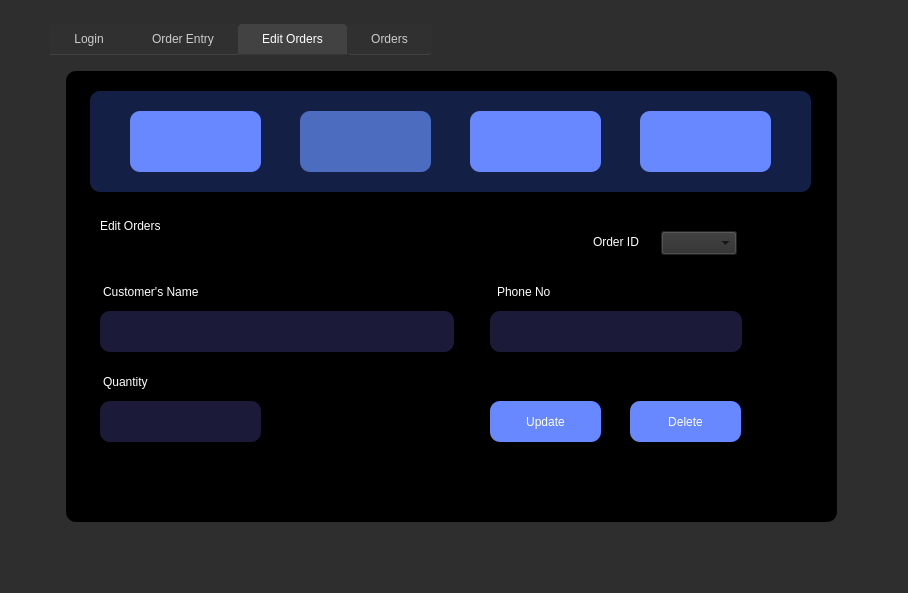
Above: assets/ui/stocking.ui from JinxSeven/retail-manager-lite before the change. Below: the same form after it.
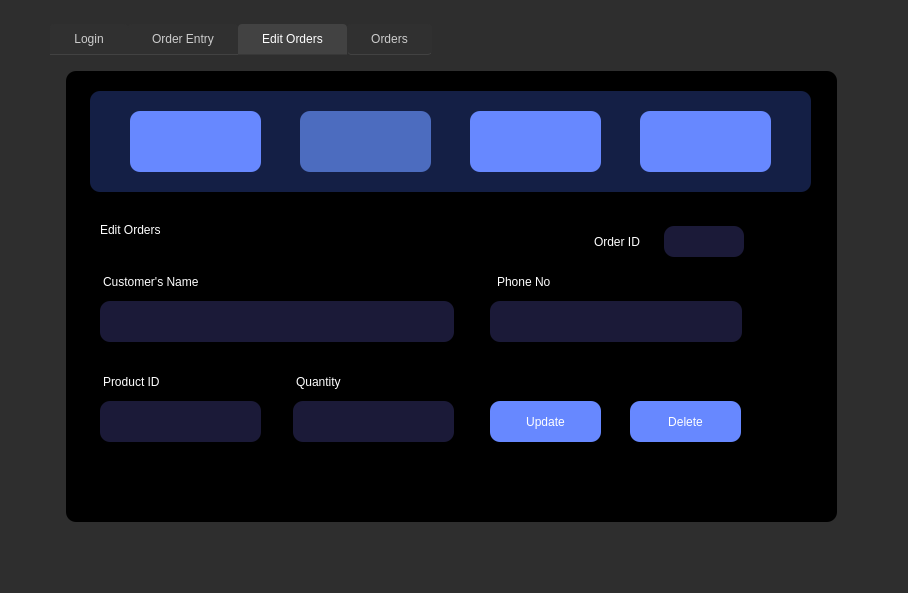
That is the form after the change. The open tabs and pages were chosen to show the change. Icons and pictures are not drawn.

Commit message: db+ui+main_update

```diff
--- a/assets/ui/stocking.ui
+++ b/assets/ui/stocking.ui
@@ -136,7 +136,7 @@
      <enum>QTabWidget::Rounded</enum>
     </property>
     <property name="currentIndex">
-     <number>2</number>
+     <number>1</number>
     </property>
     <widget class="QWidget" name="tab">
      <attribute name="title">
@@ -528,7 +528,7 @@
       <property name="geometry">
        <rect>
         <x>53</x>
-        <y>220</y>
+        <y>210</y>
         <width>141</width>
         <height>41</height>
        </rect>
@@ -546,7 +546,7 @@
       <property name="geometry">
        <rect>
         <x>50</x>
-        <y>260</y>
+        <y>250</y>
         <width>355</width>
         <height>41</height>
        </rect>
@@ -586,7 +586,7 @@
        <string>Product ID</string>
       </property>
      </widget>
-     <widget class="QLineEdit" name="oe_input_3">
+     <widget class="QLineEdit" name="oe_input_32">
       <property name="geometry">
        <rect>
         <x>50</x>
@@ -613,7 +613,7 @@
       <property name="geometry">
        <rect>
         <x>447</x>
-        <y>220</y>
+        <y>210</y>
         <width>151</width>
         <height>41</height>
        </rect>
@@ -627,11 +627,11 @@
        <string>Phone No</string>
       </property>
      </widget>
-     <widget class="QLineEdit" name="oe_input_2">
+     <widget class="QLineEdit" name="oe_input_3">
       <property name="geometry">
        <rect>
         <x>440</x>
-        <y>260</y>
+        <y>250</y>
         <width>252</width>
         <height>41</height>
        </rect>
@@ -695,7 +695,7 @@
       <property name="geometry">
        <rect>
         <x>50</x>
-        <y>144</y>
+        <y>148</y>
         <width>241</width>
         <height>61</height>
        </rect>
@@ -739,7 +739,7 @@
      <widget class="QLabel" name="order_id">
       <property name="geometry">
        <rect>
-        <x>617</x>
+        <x>626</x>
         <y>181</y>
         <width>61</width>
         <height>21</height>
@@ -751,7 +751,7 @@
 color: red</string>
       </property>
       <property name="text">
-       <string>4526</string>
+       <string/>
       </property>
      </widget>
      <widget class="QPushButton" name="oe_button_2">
@@ -784,7 +784,7 @@
      <widget class="QLabel" name="order_id_2">
       <property name="geometry">
        <rect>
-        <x>543</x>
+        <x>544</x>
         <y>180</y>
         <width>71</width>
         <height>21</height>
@@ -1007,14 +1007,14 @@
 color: white</string>
       </property>
       <property name="text">
-       <string>Quantity</string>
+       <string>Product ID</string>
       </property>
      </widget>
      <widget class="QLabel" name="eo_instruction_3">
       <property name="geometry">
        <rect>
         <x>447</x>
-        <y>220</y>
+        <y>210</y>
         <width>101</width>
         <height>41</height>
        </rect>
@@ -1032,7 +1032,7 @@
       <property name="geometry">
        <rect>
         <x>440</x>
-        <y>260</y>
+        <y>250</y>
         <width>252</width>
         <height>41</height>
        </rect>
@@ -1078,7 +1078,7 @@
       <property name="geometry">
        <rect>
         <x>50</x>
-        <y>144</y>
+        <y>148</y>
         <width>241</width>
         <height>61</height>
        </rect>
@@ -1096,7 +1096,7 @@
       <property name="geometry">
        <rect>
         <x>53</x>
-        <y>220</y>
+        <y>210</y>
         <width>141</width>
         <height>41</height>
        </rect>
@@ -1164,11 +1164,11 @@
        <string>Delete</string>
       </property>
      </widget>
-     <widget class="QLineEdit" name="eo_input_4">
+     <widget class="QLineEdit" name="eo_input_1">
       <property name="geometry">
        <rect>
         <x>50</x>
-        <y>260</y>
+        <y>250</y>
         <width>354</width>
         <height>41</height>
        </rect>
@@ -1190,7 +1190,7 @@
      <widget class="QLabel" name="eoid_label">
       <property name="geometry">
        <rect>
-        <x>543</x>
+        <x>544</x>
         <y>180</y>
         <width>71</width>
         <height>21</height>
@@ -1205,33 +1205,114 @@
        <string>Order ID</string>
       </property>
      </widget>
-     <widget class="QLabel" name="order_id_4">
+     <widget class="QComboBox" name="select_oid">
       <property name="geometry">
        <rect>
-        <x>617</x>
-        <y>181</y>
-        <width>61</width>
-        <height>21</height>
+        <x>614</x>
+        <y>175</y>
+        <width>80</width>
+        <height>31</height>
+       </rect>
+      </property>
+      <property name="styleSheet">
+       <string notr="true">/* Style the QComboBox itself 
+QComboBox#select_oid {
+  border-radius: 10px;
+  background-color: rgb(27, 26, 56);
+  text-align: center;
+  padding-top: 3px;
+  padding-left: 12px;
+  font: 63 12pt &quot;Poppins SemiBold&quot;;
+  color: red;
+}
+
+QComboBox#select_oid::drop-down {
+  border-radius: 10px;
+}
+
+QComboBox QAbstractItemView {
+  background-color: rgb(27, 26, 56);
+  color: red;
+  padding: 10px;
+  border:10px;
+  border-radius:10px
+}	*/
+
+/* Styles for the QComboBox itself (unchanged) */
+QComboBox#select_oid {
+  border-radius: 10px;
+  background-color: rgb(27, 26, 56);
+  text-align: center;
+  padding-top: 3px;
+  padding-left: 12px;
+  font: 63 12pt &quot;Poppins SemiBold&quot;;
+  color: red;
+}
+
+/* Styles for the popup list (unchanged) */
+QComboBox QAbstractItemView {
+  padding-left: 10px;
+  color: red;
+}
+
+/* Remove border from the drop-down arrow (unchanged) */
+QComboBox#select_oid::drop-down {
+  border-color: transparent;
+}</string>
+      </property>
+      <property name="editable">
+       <bool>false</bool>
+      </property>
+      <property name="currentText">
+       <string/>
+      </property>
+      <property name="maxVisibleItems">
+       <number>750</number>
+      </property>
+      <property name="frame">
+       <bool>true</bool>
+      </property>
+     </widget>
+     <widget class="QLabel" name="eo_instruction_4">
+      <property name="geometry">
+       <rect>
+        <x>246</x>
+        <y>310</y>
+        <width>81</width>
+        <height>41</height>
        </rect>
       </property>
       <property name="styleSheet">
        <string notr="true">background-color:rgba(255, 255, 255, 0);
-font: 63 12pt &quot;Poppins SemiBold&quot;;
-color: red</string>
+font: 63 11pt &quot;Poppins SemiBold&quot;;
+color: white</string>
       </property>
       <property name="text">
-       <string>4526</string>
+       <string>Quantity</string>
       </property>
      </widget>
-     <widget class="QComboBox" name="comboBox">
+     <widget class="QLineEdit" name="eo_input_4">
       <property name="geometry">
        <rect>
-        <x>611</x>
-        <y>180</y>
-        <width>76</width>
-        <height>24</height>
+        <x>243</x>
+        <y>350</y>
+        <width>161</width>
+        <height>41</height>
        </rect>
       </property>
+      <property name="styleSheet">
+       <string notr="true">color: white;
+font: 12pt &quot;Poppins&quot;;
+border-radius: 10px;
+background-color:rgb(27, 26, 56);
+padding:10px;</string>
+      </property>
+      <property name="text">
+       <string/>
+      </property>
+      <property name="echoMode">
+       <enum>QLineEdit::Normal</enum>
+      </property>
      </widget>
      <zorder>columnView_5</zorder>
      <zorder>columnView_6</zorder>
@@ -1247,10 +1328,11 @@
      <zorder>eo_instruction_1</zorder>
      <zorder>eo_button_3</zorder>
      <zorder>eo_button_4</zorder>
-     <zorder>eo_input_4</zorder>
+     <zorder>eo_input_1</zorder>
      <zorder>eoid_label</zorder>
-     <zorder>order_id_4</zorder>
-     <zorder>comboBox</zorder>
+     <zorder>select_oid</zorder>
+     <zorder>eo_instruction_4</zorder>
+     <zorder>eo_input_4</zorder>
     </widget>
     <widget class="QWidget" name="tab_4">
      <attribute name="title">
@@ -1454,7 +1536,7 @@
       <property name="geometry">
        <rect>
         <x>50</x>
-        <y>144</y>
+        <y>148</y>
         <width>241</width>
         <height>61</height>
        </rect>
@@ -1494,11 +1576,17 @@
        </rect>
       </property>
       <property name="styleSheet">
-       <string notr="true">border-radius: 10px;
-background-color:rgb(27, 26, 56);
-padding:10px;
-color:white;
-font: 8pt &quot;Poppins&quot;;</string>
+       <string notr="true">        QDateEdit#dateEdit {
+            border-radius: 10px;
+            background-color: rgb(27, 26, 56);
+            padding-left: 35px;
+            color: white;
+            font: 8pt &quot;Poppins&quot;;
+        }
+        QDateEdit#dateEdit::drop-down {
+            border: none; /* Remove border */
+        }
+		 QDateEdit#dateEdit::drop-down</string>
       </property>
       <property name="displayFormat">
        <string>yyyy-MM-dd</string>
@@ -1532,7 +1620,7 @@
      <x>0</x>
      <y>0</y>
      <width>908</width>
-     <height>22</height>
+     <height>21</height>
     </rect>
    </property>
   </widget>
```
The commit also changes 2 other files.
